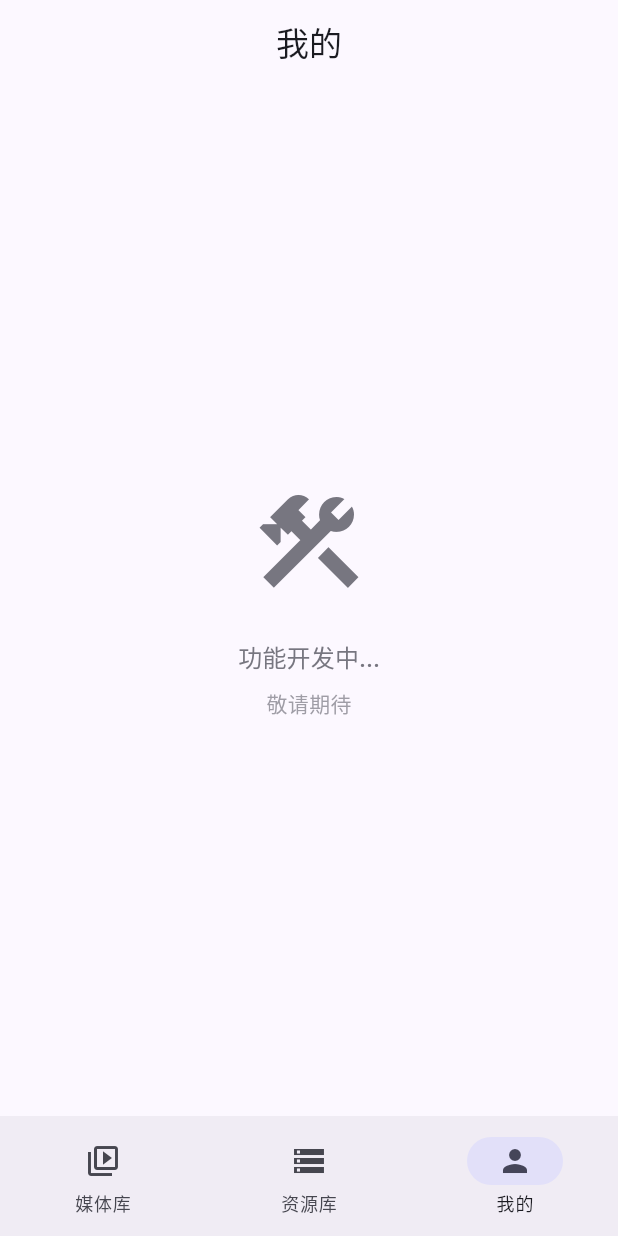
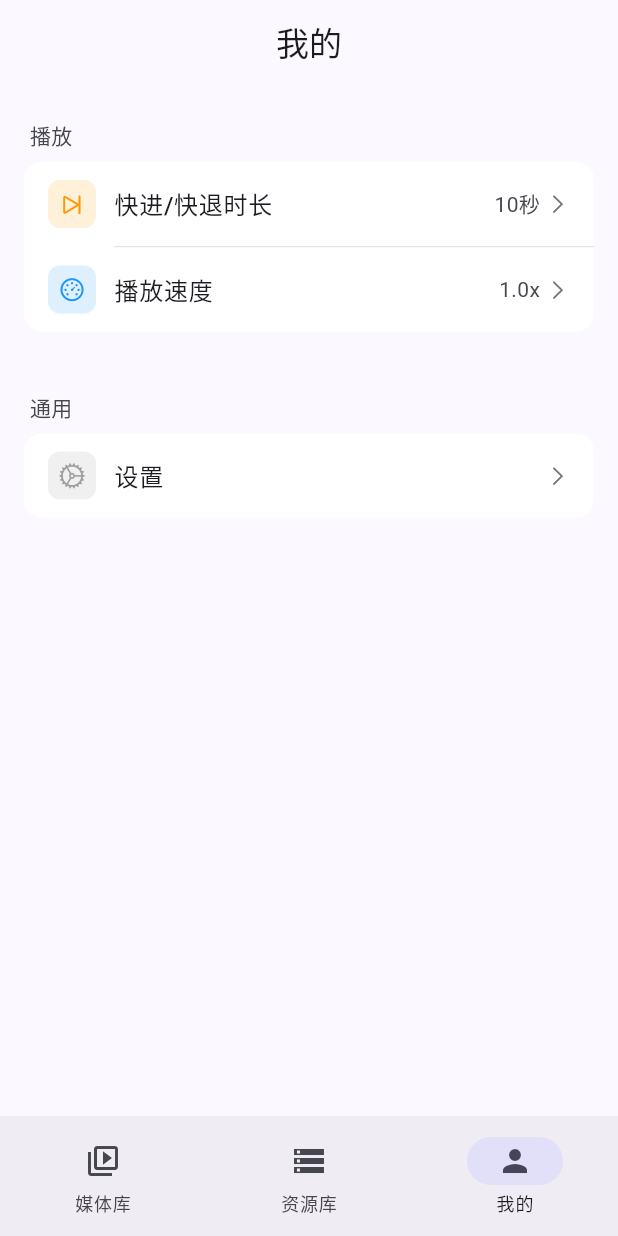
Before and after one commit to HaiTang-8/video-player-client, a Flutter app: the ProfileScreen screen opened by its route, on a phone screen of 412 x 824 dp. Run offline on Flutter 3.47's test engine with Material 3 defaults, Android fonts, the phone set to English and light mode, and no system bars; our stand-ins replace cached_network_image, dio, flutter_riverpod, go_router, logger, shared_preferences; missing offline and left inert: media_kit, media_kit_video; accounts and stored records are empty.

Commit message:
1. "我的"页面 - iOS风格分组列表，显示当前播放设置值   2. 播放设置页面 - 包含：     - 快进/快退时长选择器 (CupertinoPicker, 1-60秒)     - 播放速度选择器 (0.25x-3.0x)   3. 数据持久化 - SharedPreferences 自动保存   4. 播放器集成 - 启动时自动应用播放速度设置

```diff
--- a/lib/core/constants/app_constants.dart
+++ b/lib/core/constants/app_constants.dart
@@ -9,6 +9,8 @@ class AppConstants {
   static const String serverUrlKey = 'server_url';
   static const String themeKey = 'theme_mode';
   static const String localeKey = 'locale';
+  static const String seekDurationKey = 'playback_seek_duration';
+  static const String playbackSpeedKey = 'playback_speed';
 
   // 分页
   static const int defaultPageSize = 20;
--- a/lib/data/models/models.dart
+++ b/lib/data/models/models.dart
@@ -10,3 +10,4 @@ export 'storage.dart';
 export 'stream_info.dart';
 export 'category.dart';
 export 'ai_tidy.dart';
+export 'playback_settings.dart';
--- a/lib/providers/providers.dart
+++ b/lib/providers/providers.dart
@@ -4,3 +4,4 @@ export 'media_provider.dart';
 export 'storage_provider.dart';
 export 'theme_provider.dart';
 export 'category_provider.dart';
+export 'playback_settings_provider.dart';
--- a/lib/screens/player/player_screen.dart
+++ b/lib/screens/player/player_screen.dart
@@ -41,12 +41,18 @@ class _PlayerScreenState extends ConsumerState<PlayerScreen> {
     super.initState();
     _player = Player();
     _controller = VideoController(_player);
+    _applyPlaybackSettings();
     _setupPlayerListeners();
     _loadVideo();
     // 移动端默认进入全屏模式
     if (!WindowControls.isDesktop) {
       _enterFullscreen();
     }
+  }
+
+  void _applyPlaybackSettings() {
+    final settings = ref.read(playbackSettingsProvider);
+    _player.setRate(settings.playbackSpeed);
   }
 
   void _setupPlayerListeners() {
--- a/lib/screens/profile/profile_screen.dart
+++ b/lib/screens/profile/profile_screen.dart
@@ -1,15 +1,20 @@
+import 'package:flutter/cupertino.dart';
 import 'package:flutter/material.dart';
+import 'package:flutter_riverpod/flutter_riverpod.dart';
+import 'package:go_router/go_router.dart';
 import '../../core/widgets/desktop_title_bar.dart';
 import '../../core/window/window_controls.dart';
+import '../../providers/providers.dart';
 
-/// 我的页面 - 占位
-class ProfileScreen extends StatelessWidget {
+class ProfileScreen extends ConsumerWidget {
   const ProfileScreen({super.key});
 
   @override
-  Widget build(BuildContext context) {
+  Widget build(BuildContext context, WidgetRef ref) {
     final theme = Theme.of(context);
     final isDesktop = WindowControls.isDesktop;
+    final isDark = theme.brightness == Brightness.dark;
+    final playbackSettings = ref.watch(playbackSettingsProvider);
 
     return Scaffold(
       appBar: isDesktop
@@ -20,32 +25,149 @@ class ProfileScreen extends StatelessWidget {
           : AppBar(
               title: const Text('我的'),
             ),
-      body: Center(
-        child: Column(
-          mainAxisSize: MainAxisSize.min,
+      body: ListView(
+        padding: const EdgeInsets.symmetric(horizontal: 16, vertical: 8),
         children: [
-            Icon(
-              Icons.construction_outlined,
-              size: 80,
-              color: theme.colorScheme.outline,
+          _buildSectionHeader('播放', theme),
+          _buildSettingsCard(
+            context,
+            theme,
+            isDark,
+            children: [
+              _buildListTile(
+                context,
+                icon: CupertinoIcons.forward_end,
+                iconColor: Colors.orange,
+                title: '快进/快退时长',
+                subtitle: '${playbackSettings.seekDuration}秒',
+                onTap: () => context.push('/playback-settings'),
+              ),
+              _buildDivider(theme),
+              _buildListTile(
+                context,
+                icon: CupertinoIcons.speedometer,
+                iconColor: Colors.blue,
+                title: '播放速度',
+                subtitle: '${playbackSettings.playbackSpeed}x',
+                onTap: () => context.push('/playback-settings'),
+              ),
+            ],
           ),
           const SizedBox(height: 24),
-            Text(
-              '功能开发中...',
-              style: theme.textTheme.titleMedium?.copyWith(
-                color: theme.colorScheme.outline,
+          _buildSectionHeader('通用', theme),
+          _buildSettingsCard(
+            context,
+            theme,
+            isDark,
+            children: [
+              _buildListTile(
+                context,
+                icon: CupertinoIcons.settings,
+                iconColor: Colors.grey,
+                title: '设置',
+                onTap: () => context.push('/settings'),
+              ),
+            ],
+          ),
+        ],
+      ),
+    );
+  }
+
+  Widget _buildSectionHeader(String title, ThemeData theme) {
+    return Padding(
+      padding: const EdgeInsets.fromLTRB(4, 16, 4, 8),
+      child: Text(
+        title,
+        style: theme.textTheme.titleSmall?.copyWith(
+          color: theme.colorScheme.onSurfaceVariant,
+          fontWeight: FontWeight.w500,
         ),
       ),
-            const SizedBox(height: 8),
+    );
+  }
+
+  Widget _buildSettingsCard(
+    BuildContext context,
+    ThemeData theme,
+    bool isDark, {
+    required List<Widget> children,
+  }) {
+    return Container(
+      decoration: BoxDecoration(
+        color: isDark ? const Color(0xFF1C1C1E) : Colors.white,
+        borderRadius: BorderRadius.circular(12),
+      ),
+      child: Column(children: children),
+    );
+  }
+
+  Widget _buildListTile(
+    BuildContext context, {
+    required IconData icon,
+    required Color iconColor,
+    required String title,
+    String? subtitle,
+    required VoidCallback onTap,
+  }) {
+    final theme = Theme.of(context);
+    final isDark = theme.brightness == Brightness.dark;
+
+    return Material(
+      color: Colors.transparent,
+      child: InkWell(
+        onTap: onTap,
+        borderRadius: BorderRadius.circular(12),
+        child: Padding(
+          padding: const EdgeInsets.symmetric(horizontal: 16, vertical: 12),
+          child: Row(
+            children: [
+              Container(
+                width: 32,
+                height: 32,
+                decoration: BoxDecoration(
+                  color: iconColor.withValues(alpha: 0.15),
+                  borderRadius: BorderRadius.circular(8),
+                ),
+                child: Icon(icon, size: 18, color: iconColor),
+              ),
+              const SizedBox(width: 12),
+              Expanded(
+                child: Text(
+                  title,
+                  style: theme.textTheme.bodyLarge?.copyWith(
+                    fontWeight: FontWeight.w500,
+                  ),
+                ),
+              ),
+              if (subtitle != null)
                 Text(
-              '敬请期待',
+                  subtitle,
                   style: theme.textTheme.bodyMedium?.copyWith(
-                color: theme.colorScheme.outline.withValues(alpha: 0.7),
+                    color: theme.colorScheme.onSurfaceVariant,
                   ),
+                ),
+              const SizedBox(width: 4),
+              Icon(
+                CupertinoIcons.chevron_right,
+                size: 16,
+                color: isDark ? Colors.grey[400] : Colors.grey[600],
               ),
             ],
           ),
         ),
+      ),
+    );
+  }
+
+  Widget _buildDivider(ThemeData theme) {
+    return Padding(
+      padding: const EdgeInsets.only(left: 60),
+      child: Divider(
+        height: 1,
+        thickness: 0.5,
+        color: theme.dividerColor.withValues(alpha: 0.3),
+      ),
     );
   }
 }
```
Also changed, not shown: lib/core/router/app_router.dart (+7 -0 lines), lib/data/models/playback_settings.dart (added, +22 -0 lines), lib/providers/playback_settings_provider.dart (added, +36 -0 lines), lib/screens/playback_settings/playback_settings_screen.dart (added, +343 -0 lines), 1 other file. Lines whose indentation alone changed are shown as unchanged.
